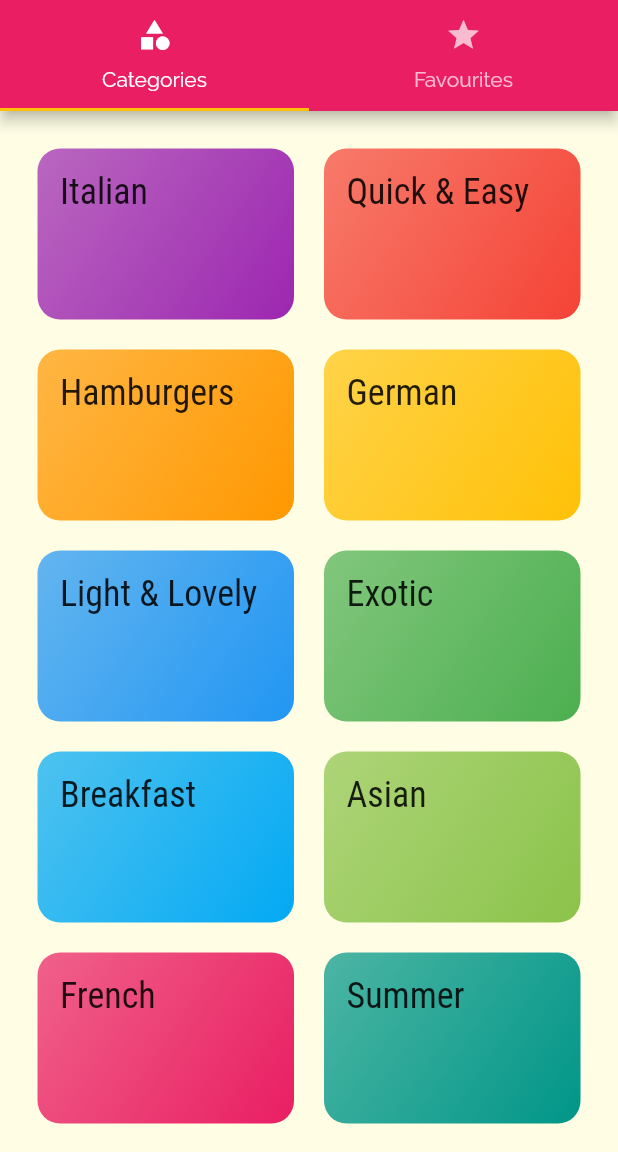
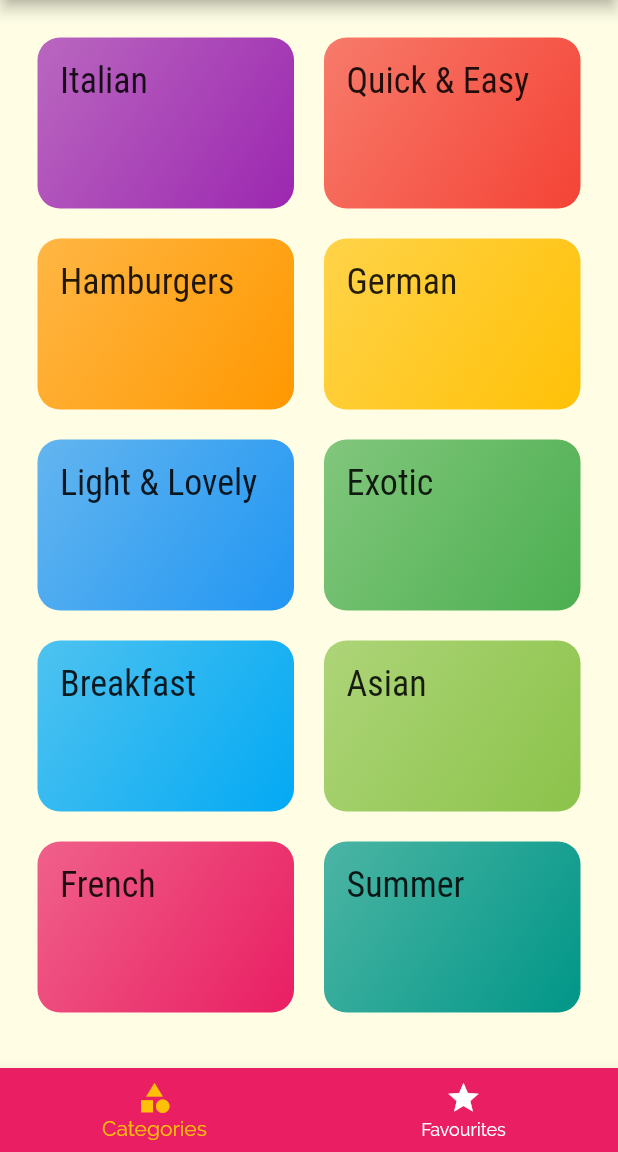
Before and after one commit to Liight/suber_eats, a Flutter app: the screen it shows after launch, on a phone screen of 412 x 824 dp, the part 84-1236 px from its top. Run offline on Flutter 3.47's test engine with Material 2 defaults, Android fonts, the phone set to English and light mode, and no system bars.

Commit message:
- refactor tabs

```diff
--- a/lib/screens/tabs_screen.dart
+++ b/lib/screens/tabs_screen.dart
@@ -1,5 +1,6 @@
 // flutter
 import 'package:flutter/material.dart';
+// custom
 import '../screens/categories_screen.dart';
 import '../screens/favourites_screen.dart';
 
@@ -11,33 +12,46 @@ class TabsScreen extends StatefulWidget {
 }
 
 class _TabsScreenState extends State<TabsScreen> {
+  final List<Widget> _pages = [
+    CategoriesScreen(),
+    FavouritesScreen(),
+  ];
+  int _selectedPageIndex = 0;
+
+void _selectPage(int index){
+  setState(() {
+    _selectedPageIndex = index;
+  });
+}
+
   @override
   Widget build(BuildContext context) {
-    return DefaultTabController(
-      initialIndex: 0,
-      length: 2,
-      child: Scaffold(
+    return Scaffold(
       appBar: AppBar(
         title: Text('Meals'),
-          bottom: TabBar(
-            tabs: <Widget>[
-              Tab(
+      ),
+      body: _pages[_selectedPageIndex],
+      bottomNavigationBar: BottomNavigationBar(
+        onTap: _selectPage,
+        backgroundColor: Theme.of(context).primaryColor,
+        unselectedItemColor: Colors.white,
+        selectedItemColor: Theme.of(context).accentColor,
+
+        currentIndex: _selectedPageIndex,
+        type: BottomNavigationBarType.fixed,
+
+        items: [
+          BottomNavigationBarItem(
             icon: Icon(Icons.category),
-                text: 'Categories',
+            title: Text('Categories'),
+            backgroundColor: Theme.of(context).primaryColor,
           ),
-              Tab(
+          BottomNavigationBarItem(
+            backgroundColor: Theme.of(context).primaryColor,
             icon: Icon(Icons.star),
-                text: 'Favourites',
+            title: Text('Favourites'),
           ),
         ],
-          ),
-        ),
-        body: TabBarView(
-          children: <Widget>[
-            CategoriesScreen(),
-            FavouritesScreen(),
-          ],
-        ),
       ),
     );
   }
```
Lines whose indentation alone changed are shown as unchanged.
